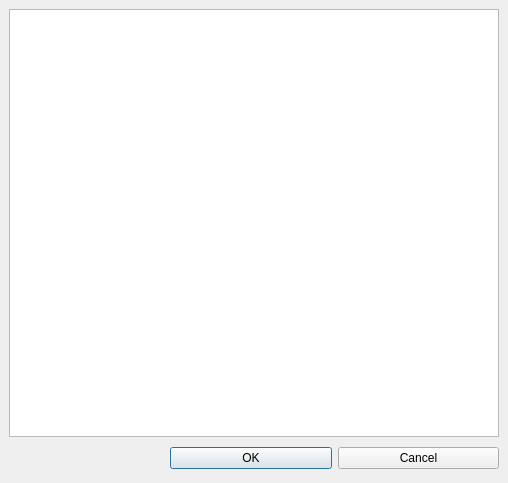
BALL-Project/ball, file source/VIEW/DIALOGS/atomOverview.ui: the form before one commit.
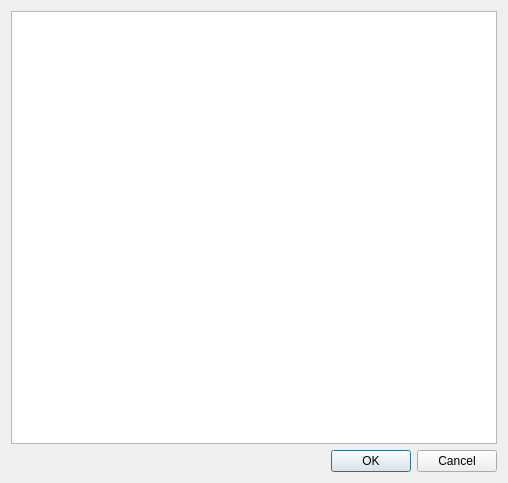
The form after the commit.

Commit message: Layout fixes and QDialogButtonBox for AtomOverview.

```diff
--- a/source/VIEW/DIALOGS/atomOverview.ui
+++ b/source/VIEW/DIALOGS/atomOverview.ui
@@ -15,16 +15,10 @@
   <property name="windowTitle" >
    <string>Atom Overiew</string>
   </property>
-  <layout class="QGridLayout" >
-   <property name="margin" >
-    <number>9</number>
-   </property>
-   <property name="spacing" >
-    <number>6</number>
-   </property>
-   <item row="0" column="0" >
-    <widget class="QTableWidget" name="table" >
-     <property name="alternatingRowColors" >
+  <layout class="QVBoxLayout" name="verticalLayout">
+   <item>
+    <widget class="QTableWidget" name="table">
+     <property name="alternatingRowColors">
       <bool>true</bool>
      </property>
      <property name="selectionMode" >
@@ -32,58 +26,12 @@
      </property>
     </widget>
    </item>
-   <item row="1" column="0" >
-    <layout class="QHBoxLayout" >
-     <property name="margin" >
-      <number>0</number>
+   <item>
+    <widget class="QDialogButtonBox" name="buttonBox">
+     <property name="standardButtons">
+      <set>QDialogButtonBox::Cancel|QDialogButtonBox::Ok</set>
      </property>
-     <property name="spacing" >
-      <number>6</number>
-     </property>
-     <item>
-      <spacer>
-       <property name="orientation" >
-        <enum>Qt::Horizontal</enum>
-       </property>
-       <property name="sizeHint" >
-        <size>
-         <width>131</width>
-         <height>31</height>
-        </size>
-       </property>
-      </spacer>
-     </item>
-     <item>
-      <widget class="QPushButton" name="okButton" >
-       <property name="sizePolicy" >
-        <sizepolicy>
-         <hsizetype>7</hsizetype>
-         <vsizetype>0</vsizetype>
-         <horstretch>0</horstretch>
-         <verstretch>0</verstretch>
-        </sizepolicy>
-       </property>
-       <property name="text" >
-        <string>OK</string>
-       </property>
-      </widget>
-     </item>
-     <item>
-      <widget class="QPushButton" name="cancelButton" >
-       <property name="sizePolicy" >
-        <sizepolicy>
-         <hsizetype>7</hsizetype>
-         <vsizetype>0</vsizetype>
-         <horstretch>0</horstretch>
-         <verstretch>0</verstretch>
-        </sizepolicy>
-       </property>
-       <property name="text" >
-        <string>Cancel</string>
-       </property>
-      </widget>
-     </item>
-    </layout>
+    </widget>
    </item>
   </layout>
  </widget>
```
Left out of the diff: 49 changed lines with no effect on the pictures.
